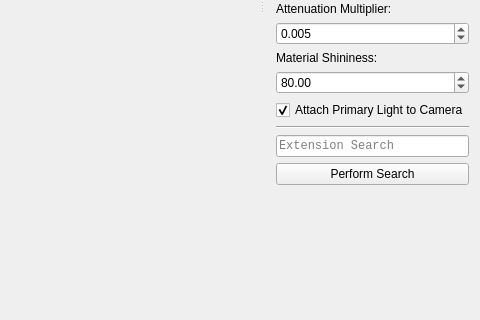
The window that source/mainwindow.ui (TimSevereijns/D-Viz) describes before a commit, drawn with Qt 5; both pictures show x 720 to 1200 and y 393 to 713 of the 1200 by 814 pixel window.
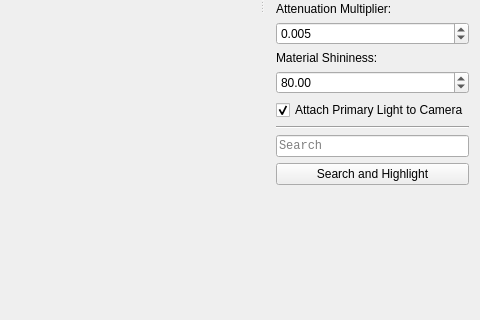
The same window after the commit.

Commit message:
Case-Insensitive Search on Nodes
+ Users can now search for and highlight nodes based on whether the node contains the query string.

Diff of the .ui file:
```diff
--- a/source/mainwindow.ui
+++ b/source/mainwindow.ui
@@ -314,14 +314,14 @@
         <string/>
        </property>
        <property name="placeholderText">
-        <string>Extension Search</string>
+        <string>Search</string>
        </property>
       </widget>
      </item>
      <item>
       <widget class="QPushButton" name="regexSearchButton">
        <property name="text">
-        <string>Perform Search</string>
+        <string>Search and Highlight</string>
        </property>
       </widget>
      </item>
```
The commit also changes 4 other files.
